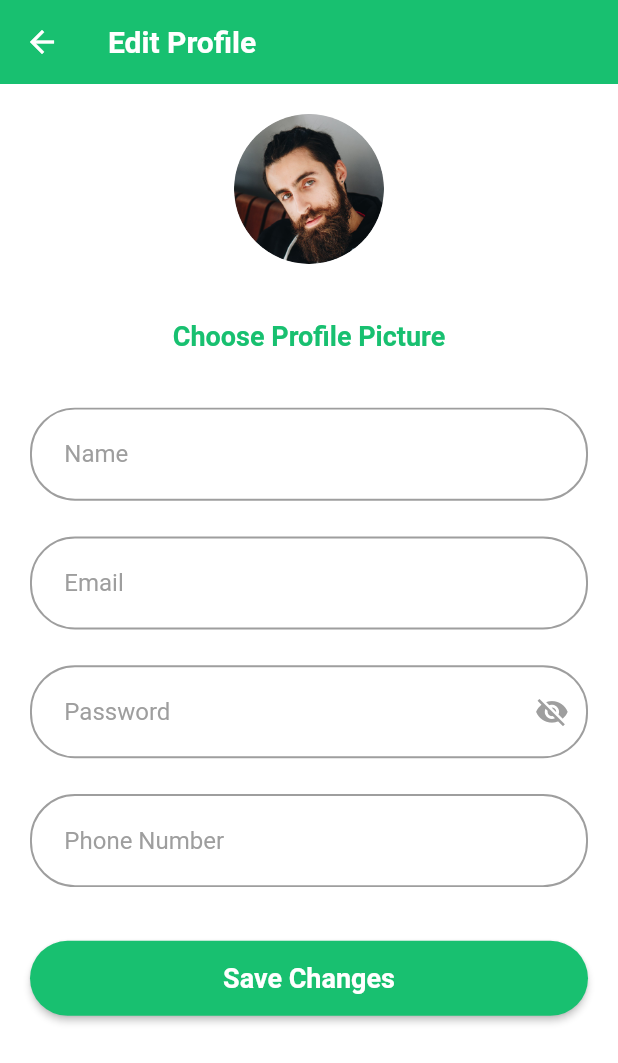
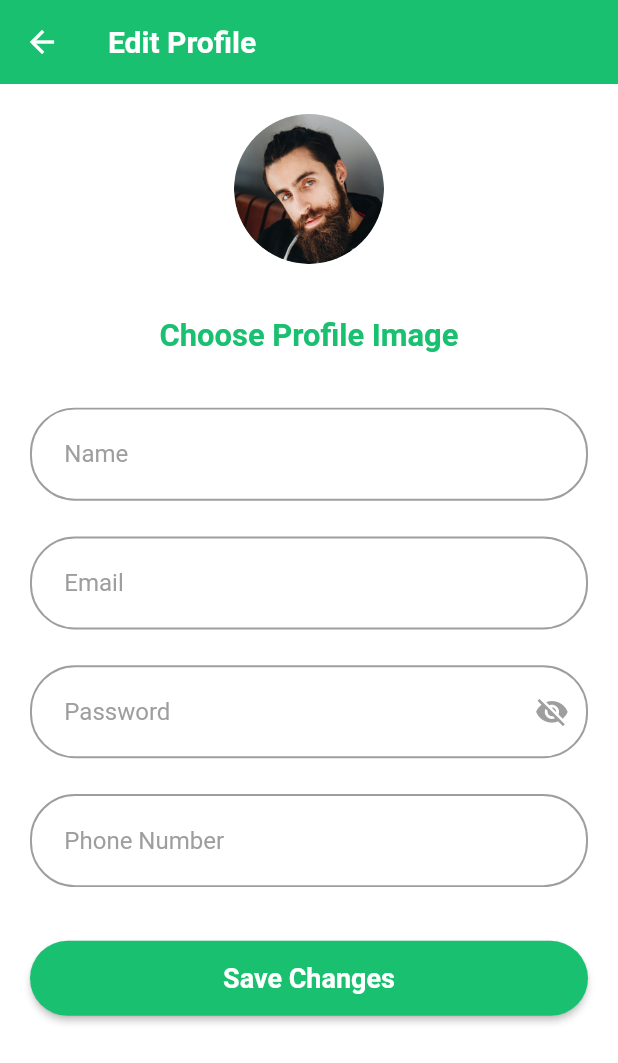
Before and after one commit to MarawanAbed/Freedom-chat-app, a Flutter app: the EditProfile screen opened by its route, on a phone screen of 412 x 824 dp. Shown: the top 1063 px of the screen. Run offline on Flutter 3.47's test engine with Material 2 defaults, Android fonts, the light colour scheme and no system bars; our stand-ins replace cloud_firestore, firebase_auth, firebase_core, firebase_messaging, firebase_storage, flutter_bloc and 11 more; missing offline and left inert: github_sign_in, twitter_login; accounts and stored records are empty; generated files the repository leaves out were written again; statements that could not run were skipped.

Commit message:
add app strings and add styles for text refactor

```diff
--- a/lib/chat_app.dart
+++ b/lib/chat_app.dart
@@ -3,6 +3,7 @@ import 'package:flutter_screenutil/flutter_screenutil.dart';
 import 'package:freedom_chat_app/core/routes/app_router.dart';
 import 'package:freedom_chat_app/core/routes/routes.dart';
 import 'package:freedom_chat_app/core/themes/themes.dart';
+import 'package:freedom_chat_app/core/utils/strings.dart';
 
 
 class ChatApp extends StatelessWidget {
@@ -17,7 +18,7 @@ class ChatApp extends StatelessWidget {
       minTextAdapt: true,
       child: MaterialApp(
         debugShowCheckedModeBanner: false,
-        title: 'Freedom Chat App',
+        title: AppStrings.titleApp,
         theme: Themes.lightThemeData(context),
         darkTheme: Themes.darkThemeData(context),
         themeMode: ThemeMode.system,
--- a/lib/core/themes/styles.dart
+++ b/lib/core/themes/styles.dart
@@ -2,14 +2,27 @@ import 'package:flutter/material.dart';
 import 'package:flutter_screenutil/flutter_screenutil.dart';
 
 class TextStyles {
-  static TextStyle font24Black700Weight = TextStyle(
-      fontSize: 24.sp, fontWeight: FontWeight.w700, color: Colors.black);
+  static TextStyle font20Bold = TextStyle(
+    fontSize: 20.sp,
+    fontWeight: FontWeight.bold,
+  );
 
-  //another way to write the same code above
-  //if he give you in design regular light bold and so on you can use this
-  static TextStyle font32BlueRegularWeight = TextStyle(
-    fontSize: 32.sp,
-    fontWeight: FontWeight.w400,
-    color: Colors.blue,//here replace the color with the color you want after add it in app colors
+  static TextStyle font18NormalGrey = TextStyle(
+    fontSize: 18.sp,
+    color: Colors.grey,
+  );
+
+  static TextStyle font18Bold = TextStyle(
+    fontSize: 18.sp,
+    fontWeight: FontWeight.bold,
+  );
+  static TextStyle font16NormalGrey = TextStyle(
+    fontSize: 16.sp,
+    color: Colors.grey,
+  );
+
+  static TextStyle font14NormalGrey = TextStyle(
+    fontSize: 14.sp,
+    color: Colors.grey,
   );
 }
--- a/lib/core/utils/strings.dart
+++ b/lib/core/utils/strings.dart
@@ -1,5 +1,32 @@
-class AppStrings
-{
+class AppStrings {
+  static const String titleApp = 'Freedom Chat App';
+  static const String onBoardingTitle =
+      'Welcome to our freedom \nmessaging app';
+  static const String onBoardingSubtitle =
+      'Freedom talk any person of your \nmother language.';
+  static const String skip = 'Skip';
 
+  static const String signIn= 'Sign In';
+  static const String signUp= 'Sign Up';
+  static const String orSignInWith= 'Or Sign In With';
 
+  static const String dontHaveAccount= 'Don\'t have an account?';
+
+  static const String forgetPassword= 'Forget Password?';
+
+  static const String email= 'Email';
+  static const String password= 'Password';
+
+  static const String description= 'Description';
+  static const String name= 'Name';
+
+  static const String loginSuccess= 'Login Success';
+
+  static const String registerSuccess= 'Register Success Now You Can Login';
+
+  static const String alreadyHaveAccount= 'Already have an account?';
+
+  static const String pleaseSelectImage= 'Please Select Image';
+
+  static const String chooseProfileImage= 'Choose Profile Image';
 }
--- a/lib/features/auth/login/presentation/widgets/login_bloc_listener.dart
+++ b/lib/features/auth/login/presentation/widgets/login_bloc_listener.dart
@@ -2,6 +2,7 @@ import 'package:flutter/material.dart';
 import 'package:flutter_bloc/flutter_bloc.dart';
 import 'package:fluttertoast/fluttertoast.dart';
 import 'package:freedom_chat_app/core/helpers/helper_methods.dart';
+import 'package:freedom_chat_app/core/utils/strings.dart';
 import 'package:freedom_chat_app/features/auth/login/presentation/manager/login/login_cubit.dart';
 
 class LoginBlocListener extends StatelessWidget {
@@ -23,11 +24,11 @@ class LoginBlocListener extends StatelessWidget {
           },
           success: () {
             Navigator.pop(context);
-            HelperMethod.showSuccessToast('Login Success',
+            HelperMethod.showSuccessToast(AppStrings.loginSuccess,
                 gravity: ToastGravity.BOTTOM);
           },
           successWithGithub: () {
-            HelperMethod.showSuccessToast('Login Success',
+            HelperMethod.showSuccessToast(AppStrings.loginSuccess,
                 gravity: ToastGravity.BOTTOM);
           },
           errorWithGithub: (message) {
--- a/lib/features/auth/register/presentation/widgets/please_pick_image.dart
+++ b/lib/features/auth/register/presentation/widgets/please_pick_image.dart
@@ -1,17 +1,22 @@
 import 'package:flutter/material.dart';
 import 'package:freedom_chat_app/core/themes/app_colors.dart';
+import 'package:freedom_chat_app/core/themes/styles.dart';
+import 'package:freedom_chat_app/core/utils/strings.dart';
 
 class ChooseProfileImage extends StatelessWidget {
   const ChooseProfileImage({super.key, this.onTap});
 
   final Function()? onTap;
+
   @override
   Widget build(BuildContext context) {
     return TextButton(
-      onPressed: onTap ,
-      child: const Text(
-        'Choose Profile Picture',
-        style: TextStyle(color: AppColors.kPrimaryColor, fontSize: 18, fontWeight: FontWeight.bold),
+      onPressed: onTap,
+      child: Text(
+        AppStrings.chooseProfileImage,
+        style: TextStyles.font18Bold.copyWith(
+          color: AppColors.kPrimaryColor,
+        ),
       ),
     );
   }
--- a/lib/features/auth/register/presentation/widgets/register_bloc_listener.dart
+++ b/lib/features/auth/register/presentation/widgets/register_bloc_listener.dart
@@ -5,6 +5,7 @@ import 'package:fluttertoast/fluttertoast.dart';
 import 'package:freedom_chat_app/core/helpers/extension.dart';
 import 'package:freedom_chat_app/core/helpers/helper_methods.dart';
 import 'package:freedom_chat_app/core/routes/routes.dart';
+import 'package:freedom_chat_app/core/utils/strings.dart';
 import 'package:freedom_chat_app/features/auth/register/presentation/manager/register_cubit.dart';
 
 class RegisterBlocListener extends StatelessWidget {
@@ -29,7 +30,7 @@ class RegisterBlocListener extends StatelessWidget {
           success: () {
             Navigator.pop(context);
             HelperMethod.showSuccessToast(
-              'Register Success Now you Can Login',
+              AppStrings.registerSuccess,
               gravity: ToastGravity.BOTTOM,
             );
             context.pushReplacementNamed(Routes.signInScreen);
```
Also changed, not shown: lib/features/auth/login/presentation/pages/login_page.dart (+7 -8 lines), lib/features/auth/login/presentation/widgets/dont_have_account.dart (+8 -10 lines), lib/features/auth/login/presentation/widgets/email_and_password.dart (+8 -6 lines), lib/features/auth/login/presentation/widgets/forget_password_text.dart (+5 -4 lines), lib/features/auth/register/presentation/pages/sign_up.dart (+5 -2 lines), lib/features/auth/register/presentation/widgets/already_have_account.dart (+8 -10 lines), lib/features/auth/register/presentation/widgets/text_fields_sign_up.dart (+19 -22 lines), lib/features/onBoarding/presentation/widgets/build_skip_button.dart (+4 -5 lines), lib/features/onBoarding/presentation/widgets/build_welcome_text.dart (+6 -11 lines).
